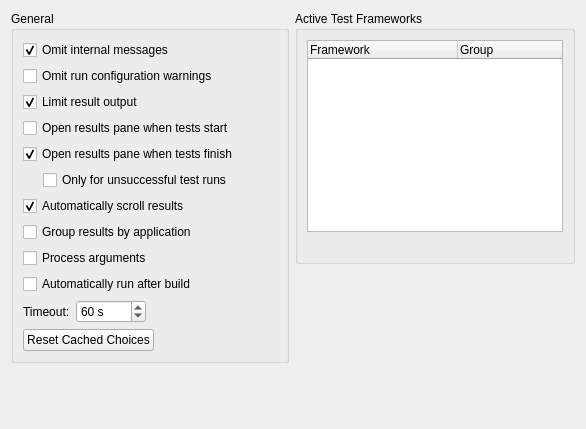
The window that src/plugins/autotest/testsettingspage.ui (qt-creator/qt-creator) describes before a commit, drawn with Qt 5.
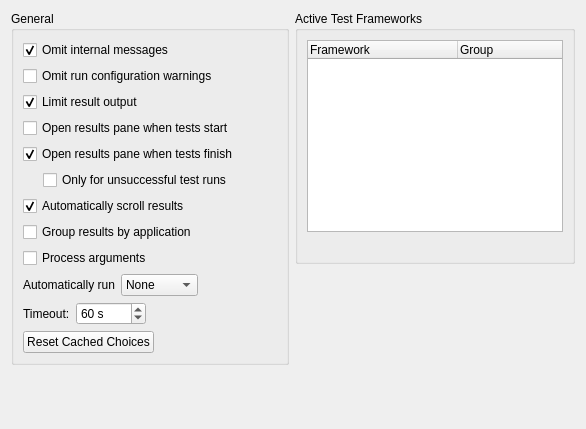
The same window after the commit.

Commit message:
AutoTest: Tweak run after successful build
Make it possible to distinguish between all and selected
test cases also for the automatic run after build feature.

```diff
--- a/src/plugins/autotest/testsettingspage.ui
+++ b/src/plugins/autotest/testsettingspage.ui
@@ -145,14 +145,50 @@
            </widget>
           </item>
           <item>
-           <widget class="QCheckBox" name="runAfterBuildCB">
-            <property name="toolTip">
-             <string>Runs all tests automatically if a build succeeded.</string>
-            </property>
-            <property name="text">
-             <string>Automatically run after build</string>
-            </property>
-           </widget>
+           <layout class="QHBoxLayout" name="horizontalLayout_8">
+            <item>
+             <widget class="QLabel" name="label_2">
+              <property name="text">
+               <string>Automatically run</string>
+              </property>
+             </widget>
+            </item>
+            <item>
+             <widget class="QComboBox" name="runAfterBuildCB">
+              <property name="toolTip">
+               <string>Runs chosen tests automatically if a build succeeded.</string>
+              </property>
+              <item>
+               <property name="text">
+                <string>None</string>
+               </property>
+              </item>
+              <item>
+               <property name="text">
+                <string>All</string>
+               </property>
+              </item>
+              <item>
+               <property name="text">
+                <string>Selected</string>
+               </property>
+              </item>
+             </widget>
+            </item>
+            <item>
+             <spacer name="horizontalSpacer_4">
+              <property name="orientation">
+               <enum>Qt::Horizontal</enum>
+              </property>
+              <property name="sizeHint" stdset="0">
+               <size>
+                <width>20</width>
+                <height>20</height>
+               </size>
+              </property>
+             </spacer>
+            </item>
+           </layout>
           </item>
           <item>
            <layout class="QHBoxLayout" name="horizontalLayout_2" stretch="0,0,0">
```
The commit also changes 8 other files.
